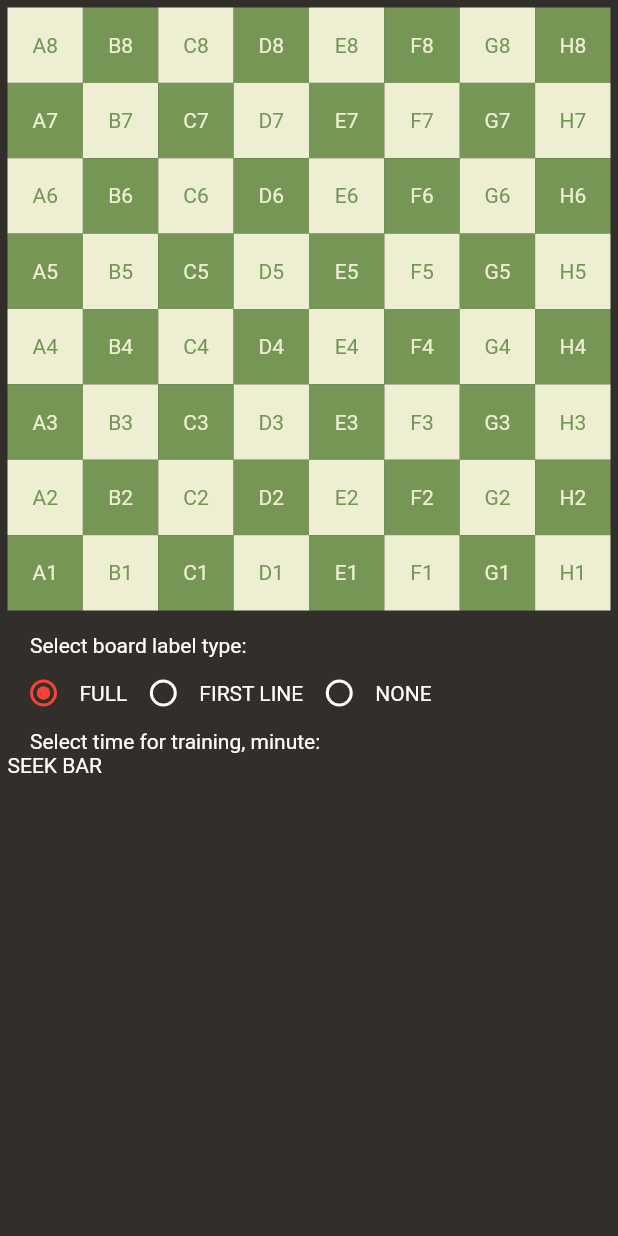
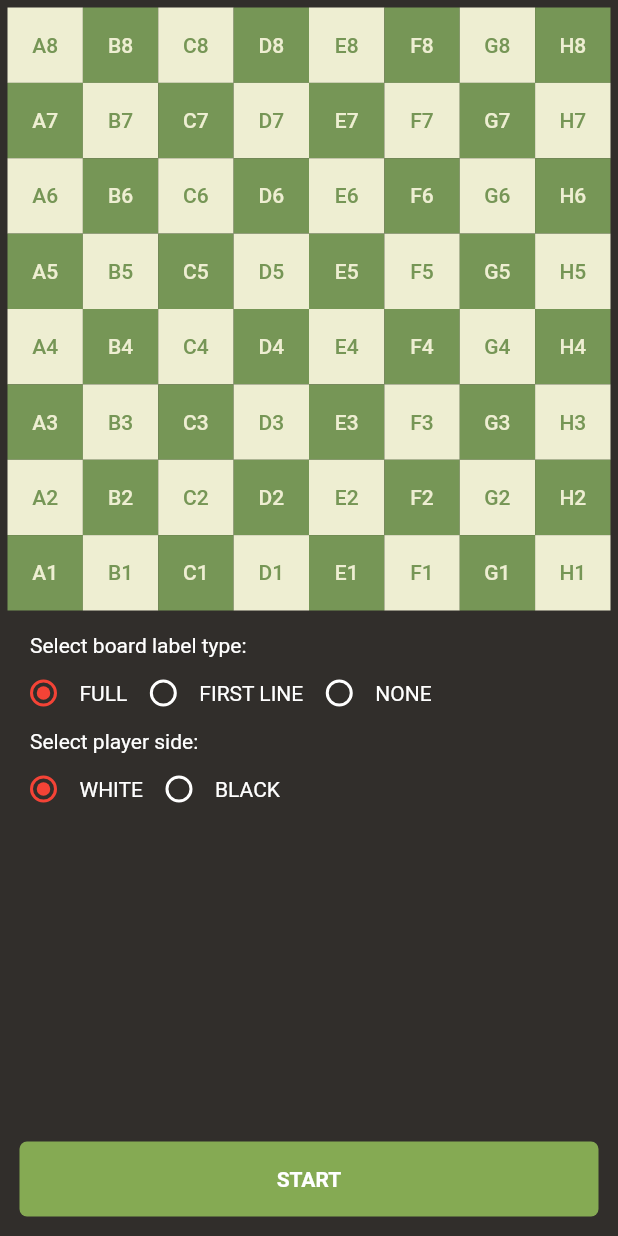
Before and after one commit to I-am-Anton-D/LearnChessBoard, a Flutter app: the screen it shows after launch, on a phone screen of 412 x 824 dp. Run offline on Flutter 3.47's test engine with Material 2 defaults, Android fonts, the phone set to English and light mode, and no system bars.

Commit message:
Almost done

```diff
--- a/learn_chess_board/lib/assets/constants.dart
+++ b/learn_chess_board/lib/assets/constants.dart
@@ -9,8 +9,11 @@ const Color WHITE_COLOR = Color(0xffeeeed2);
 const Color BLACK_COLOR = Color(0xff769656);
 const Color COMMON_BACKGROUND = Color(0xff312e2b);
 const Color TEXT_COLOR = Colors.white;
+const Color BUTTON_BACKGROUND_COLOR = Color(0xff85aa53);
+const Color BUTTON_TEXT_COLOR = Colors.white;
+const Color GREY_BACKGROUD_COLOR = Color(0xff666666);
 
 //Strings
 const String APP_NAME = "Learn Chess Board";
 const String SELECT_BOARD_LABEL = "Select board label type:";
-const String SELECT_TIMER = "Select time for training, minute:";
+const String SELECT_SIDE = "Select player side:";
--- a/learn_chess_board/lib/pages/home_page.dart
+++ b/learn_chess_board/lib/pages/home_page.dart
@@ -1,7 +1,10 @@
 import 'package:flutter/material.dart';
 import 'package:learn_chess_board/assets/constants.dart';
+import 'package:learn_chess_board/service/game_engine.dart';
 import 'package:learn_chess_board/widgets/chess_board.dart';
-import 'package:learn_chess_board/widgets/field_label_type.dart';
+import 'package:learn_chess_board/widgets/enums/field_label_type.dart';
+import 'package:learn_chess_board/widgets/enums/player_side.dart';
+import 'dart:async';
 
 //Home Page class
 class HomePage extends StatefulWidget {
@@ -12,8 +15,15 @@ class HomePage extends StatefulWidget {
 }
 
 class _HomePage extends State<HomePage> {
-  FieldLabelType fieldLabelType = FieldLabelType.full;
-  FieldLabelType selectedRadioGroupType = FieldLabelType.full;
+  bool _started = false;
+  int _fails = 0;
+  int _passed = 0;
+  String _youPick = "";
+  String _nextField = "";
+  FieldLabelType _selectedRadioGroupType = FieldLabelType.full;
+  PlayerSide _selectedPlayerSide = PlayerSide.white;
+  int _startTimer = 0;
+  late Timer _timer;
 
   @override
   Widget build(BuildContext context) {
@@ -24,17 +34,46 @@ class _HomePage extends State<HomePage> {
         child: Column(
           crossAxisAlignment: CrossAxisAlignment.start,
           children: [
-            ChessBoard(fieldLabelType),
-            _buildFieldLabelRadioGroup(),
-            _buildTimerTimerSeekBar()
+            ChessBoard(_selectedRadioGroupType, _selectedPlayerSide,
+                (index, pick) => _onFieldPress(index, pick)),
+            if (!_started) ...[
+              _buildFieldLabelRadioGroup(),
+              _buildPlayerSideRadioGroup()
+            ] else ...[
+              _buildGameTv()
+            ],
+            _buildStartButton()
           ],
         ),
       ),
     );
   }
 
+  Expanded _buildStartButton() {
+    return Expanded(
+      child: Align(
+        alignment: Alignment.bottomCenter,
+        child: TextButton(
+            onPressed: () {
+              _onStartButton();
+            },
+            child: Container(
+                decoration: BoxDecoration(
+                    color: BUTTON_BACKGROUND_COLOR,
+                    borderRadius: BorderRadius.circular(5)),
+                alignment: Alignment.center,
+                width: double.infinity,
+                height: 50,
+                child: Text(
+                  _started ? "STOP" : "START",
+                  style: const TextStyle(
+                      color: BUTTON_TEXT_COLOR, fontWeight: FontWeight.bold),
+                ))),
+      ),
+    );
+  }
 
-  //Create Radio Group
+  //Create select label type Radio Group
   Column _buildFieldLabelRadioGroup() {
     return Column(
       crossAxisAlignment: CrossAxisAlignment.start,
@@ -55,36 +94,143 @@ class _HomePage extends State<HomePage> {
     );
   }
 
-  //Create Radio Button
+  //Create label type Radio Button
   Radio<FieldLabelType> _buildFieldLabelRadioButton(FieldLabelType typeValue) {
     return Radio(
       value: typeValue,
-      groupValue: selectedRadioGroupType,
+      groupValue: _selectedRadioGroupType,
       onChanged: (value) {
-        _onRadioGroupClick(value as FieldLabelType);
-        selectedRadioGroupType = value;
+        if (value == null) return;
+        _onSelectedLabelRadioGroupClick(value);
       },
       toggleable: true,
     );
   }
 
-  //On Radio click
-  _onRadioGroupClick(FieldLabelType type) {
+  //On select type Radio Button click
+  _onSelectedLabelRadioGroupClick(FieldLabelType type) {
     setState(() {
-      fieldLabelType = type;
+      _selectedRadioGroupType = type;
     });
   }
 
-  Column _buildTimerTimerSeekBar() {
+  //Create player side Radio Group
+  Column _buildPlayerSideRadioGroup() {
     return Column(
       crossAxisAlignment: CrossAxisAlignment.start,
       children: [
         Container(
-            padding: const EdgeInsets.only(
-                left: DIM_MEDIUM_PADDING),
-            child: const Text(SELECT_TIMER)),
-        const Text('SEEK BAR')
+            padding: const EdgeInsets.only(left: DIM_MEDIUM_PADDING),
+            child: const Text(SELECT_SIDE)),
+        Row(mainAxisAlignment: MainAxisAlignment.start, children: [
+          _buildPlayerSideRadioButton(PlayerSide.white),
+          const Text('WHITE'),
+          _buildPlayerSideRadioButton(PlayerSide.black),
+          const Text('BLACK')
+        ]),
       ],
     );
   }
+
+  //Select player side Radio button
+  Radio<PlayerSide> _buildPlayerSideRadioButton(PlayerSide side) {
+    return Radio(
+      value: side,
+      groupValue: _selectedPlayerSide,
+      onChanged: (value) {
+        if (value == null) return;
+        _onSelectedSideRadioGroupClick(value);
+        _selectedPlayerSide = value;
+      },
+      toggleable: true,
+    );
+  }
+
+  //On select player side Radio Button click
+  void _onSelectedSideRadioGroupClick(PlayerSide value) {
+    setState(() {
+      _selectedPlayerSide = value;
+    });
+  }
+
+  _onStartButton() {
+    setState(() {
+      if (_started == true) {
+        _started = false;
+        _timer.cancel();
+        _startTimer = 0;
+      } else {
+        startTimer();
+        _fails = 0;
+        _passed = 0;
+        _nextField = GameEngine.nextField();
+        _started = true;
+        _youPick = "";
+      }
+    });
+  }
+
+  void startTimer() {
+    const oneSec = Duration(seconds: 1);
+    _timer = Timer.periodic(
+      oneSec,
+      (Timer timer) => setState(
+        () {
+          _startTimer++;
+        },
+      ),
+    );
+  }
+
+  Row _buildGameTv() {
+    return Row(
+      crossAxisAlignment: CrossAxisAlignment.start,
+      children: [
+        Container(
+          height: 150,
+          width: 150,
+          alignment: Alignment.center,
+          decoration: BoxDecoration(
+              color: GREY_BACKGROUD_COLOR,
+              borderRadius: BorderRadius.circular(5)),
+          margin: const EdgeInsets.only(left: 10, top: 15),
+          child: Text(
+            _nextField,
+            style: const TextStyle(fontSize: 45, fontWeight: FontWeight.bold),
+          ),
+        ),
+        Container(
+          padding: const EdgeInsets.all(20),
+          child: Column(
+            crossAxisAlignment: CrossAxisAlignment.start,
+            children: [
+              Text('Time: $_startTimer'),
+              Container(height: 10),
+              Text('Correct count: $_passed',
+                  style: const TextStyle(color: Colors.green)),
+              Container(height: 10),
+              Text('Fails count: $_fails',
+                  style: const TextStyle(color: Colors.red)),
+              Container(height: 10),
+              Text('You pick: $_youPick',
+                  style: const TextStyle(color: Colors.yellow))
+            ],
+          ),
+        )
+      ],
+    );
+  }
+
+  _onFieldPress(int index, String youPick) {
+    if (!_started) return;
+    setState(() {
+      if (GameEngine.validate(index, _selectedPlayerSide)) {
+        _passed++;
+      } else {
+        _fails++;
+      }
+      _youPick = youPick;
+      _nextField = GameEngine.nextField();
+    });
+  }
 }
--- a/learn_chess_board/lib/widgets/chess_board.dart
+++ b/learn_chess_board/lib/widgets/chess_board.dart
@@ -1,14 +1,19 @@
 import 'package:flutter/material.dart';
 import 'package:learn_chess_board/assets/constants.dart';
-import 'package:learn_chess_board/widgets/field_label_type.dart';
+import 'package:learn_chess_board/widgets/enums/field_label_type.dart';
 
+import 'enums/player_side.dart';
 import 'field.dart';
 
 class ChessBoard extends StatelessWidget {
   late FieldLabelType labelType;
+  late PlayerSide playerSide;
+  late Function(int, String) fieldPressHolder;
 
-  ChessBoard(FieldLabelType type) {
+  ChessBoard(FieldLabelType type, PlayerSide side, Function(int, String) pressHolder) {
     labelType = type;
+    playerSide = side;
+    fieldPressHolder = pressHolder;
   }
 
   @override
@@ -17,7 +22,7 @@ class ChessBoard extends StatelessWidget {
       shrinkWrap: true,
       itemCount: 64,
       itemBuilder: (BuildContext context, int index) =>
-         Field(index, labelType),
+         Field(index, labelType, playerSide, fieldPressHolder),
       gridDelegate: const SliverGridDelegateWithFixedCrossAxisCount(
         crossAxisCount: 8,
         mainAxisSpacing: 0.0,
--- /dev/null
+++ b/learn_chess_board/lib/widgets/enums/player_side.dart
@@ -0,0 +1,4 @@
+enum PlayerSide{
+  white,
+  black
+}
--- a/learn_chess_board/lib/widgets/field.dart
+++ b/learn_chess_board/lib/widgets/field.dart
@@ -1,32 +1,45 @@
 import 'package:flutter/material.dart';
 import 'package:learn_chess_board/assets/constants.dart';
-import 'field_label_type.dart';
-
+import 'enums/field_label_type.dart';
+import 'enums/player_side.dart';
 
 class Field extends StatelessWidget {
+  late final index;
   late final int row;
   late final int column;
   late final FieldLabelType labelType;
+  late final PlayerSide playerSide;
   late final bool isBlack;
+  late final Function(int, String) fieldPressHolder;
+  late final String label;
 
-  Field(int index, FieldLabelType type) {
+  Field(int idx, FieldLabelType type, PlayerSide side,
+      Function(int, String) pressHolder) {
+    index = idx;
     row = index ~/ 8;
     column = index - row * 8;
     labelType = type;
     isBlack = _isBlack();
+    playerSide = side;
+    fieldPressHolder = pressHolder;
   }
 
   @override
   Widget build(BuildContext context) {
-    return Container(
-      padding: const EdgeInsets.all(DIM_FIELD_PADDING),
-      color: _getColorFofField(),
-      child: _buildFieldLabel(labelType),
-      alignment: _getAlignment(labelType),
+    return TextButton(
+      onPressed: () => fieldPressHolder(index, _getFieldLabel()),
+      style: TextButton.styleFrom(
+          padding: EdgeInsets.zero, alignment: Alignment.center),
+      child: Container(
+        padding: const EdgeInsets.all(DIM_FIELD_PADDING),
+        color: _getColorForField(),
+        child: _buildFieldLabel(),
+        alignment: _getAlignment(),
+      ),
     );
   }
 
-  Color _getColorFofField() => isBlack ? BLACK_COLOR : WHITE_COLOR;
+  Color _getColorForField() => isBlack ? BLACK_COLOR : WHITE_COLOR;
 
   Color _getColorForText() => isBlack ? WHITE_COLOR : BLACK_COLOR;
 
@@ -43,18 +56,38 @@ class Field extends StatelessWidget {
     return row % 2 == 0;
   }
 
-  Widget _buildFieldLabel(FieldLabelType labelType) {
+  Widget _buildFieldLabel() {
     return Text(
-      _getTextForFieldLabel(labelType),
+      _getTextForFieldLabel(),
       style: TextStyle(color: _getColorForText()),
     );
   }
 
-  String _getTextForFieldLabel(FieldLabelType labelType) {
+  String _getFieldLabel() {
+    String columnLabel = "";
+    String rowLabel = "";
+    if (playerSide == PlayerSide.white) {
+      columnLabel = String.fromCharCode('A'.codeUnitAt(0) + column);
+      rowLabel = (7 - row + 1).toString();
+    } else {
+      columnLabel = String.fromCharCode('H'.codeUnitAt(0) - column);
+      rowLabel = (row + 1).toString();
+    }
+    return columnLabel + rowLabel;
+  }
+
+  String _getTextForFieldLabel() {
     String label = "";
+    String columnLabel = "";
+    String rowLabel = "";
 
-    String columnLabel = String.fromCharCode('A'.codeUnitAt(0) + column);
-    String rowLabel = (7 - row + 1).toString();
+    if (playerSide == PlayerSide.white) {
+      columnLabel = String.fromCharCode('A'.codeUnitAt(0) + column);
+      rowLabel = (7 - row + 1).toString();
+    } else {
+      columnLabel = String.fromCharCode('H'.codeUnitAt(0) - column);
+      rowLabel = (row + 1).toString();
+    }
 
     if (labelType == FieldLabelType.full) {
       label = columnLabel + rowLabel;
@@ -71,11 +104,10 @@ class Field extends StatelessWidget {
         label = columnLabel + rowLabel;
       }
     }
-
     return label;
   }
 
-  Alignment _getAlignment(FieldLabelType labelType) {
+  Alignment _getAlignment() {
     return labelType == FieldLabelType.firstLine
         ? Alignment.bottomLeft
         : Alignment.center;
```
Also changed, not shown: learn_chess_board/lib/service/game_engine.dart (added, +35 -0 lines), learn_chess_board/lib/widgets/enums/field_label_type.dart (renamed from learn_chess_board/lib/widgets/field_label_type.dart).
